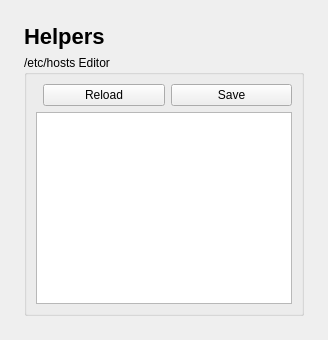
This is GT-STACER/gt-stacer/Pages/Helpers/helpers_page.ui in SalehGNUTUX/GT-STACER as Qt 5 draws it before an edit. The edited form follows.
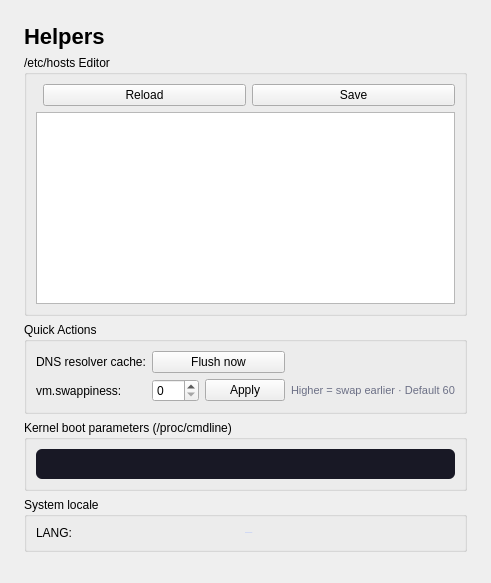
This is the edited form.

What changed in the file:
```diff
--- a/GT-STACER/gt-stacer/Pages/Helpers/helpers_page.ui
+++ b/GT-STACER/gt-stacer/Pages/Helpers/helpers_page.ui
@@ -19,6 +19,45 @@
      </layout>
     </widget>
    </item>
+
+   <item>
+    <widget class="QGroupBox"><property name="title"><string>Quick Actions</string></property>
+     <layout class="QGridLayout">
+      <item row="0" column="0"><widget class="QLabel"><property name="text"><string>DNS resolver cache:</string></property></widget></item>
+      <item row="0" column="1"><widget class="QPushButton" name="dnsFlushButton"><property name="text"><string>Flush now</string></property></widget></item>
+      <item row="0" column="2"><spacer><property name="orientation"><enum>Qt::Horizontal</enum></property></spacer></item>
+
+      <item row="1" column="0"><widget class="QLabel"><property name="text"><string>vm.swappiness:</string></property></widget></item>
+      <item row="1" column="1">
+       <layout class="QHBoxLayout">
+        <item><widget class="QSpinBox" name="swappinessSpin"><property name="minimum"><number>0</number></property><property name="maximum"><number>200</number></property></widget></item>
+        <item><widget class="QPushButton" name="swappinessApplyButton"><property name="text"><string>Apply</string></property></widget></item>
+       </layout>
+      </item>
+      <item row="1" column="2"><widget class="QLabel" name="swappinessHelpLabel"><property name="text"><string>Higher = swap earlier · Default 60</string></property><property name="styleSheet"><string>color:#6c7086;font-size:11px;</string></property></widget></item>
+     </layout>
+    </widget>
+   </item>
+
+   <item>
+    <widget class="QGroupBox"><property name="title"><string>Kernel boot parameters (/proc/cmdline)</string></property>
+     <layout class="QVBoxLayout">
+      <item><widget class="QLabel" name="bootCmdLabel"><property name="wordWrap"><bool>true</bool></property><property name="textInteractionFlags"><enum>Qt::TextSelectableByMouse</enum></property><property name="styleSheet"><string>font-family:Monospace;color:#a6adc8;background:#181825;padding:8px;border-radius:6px;</string></property></widget></item>
+     </layout>
+    </widget>
+   </item>
+
+   <item>
+    <widget class="QGroupBox"><property name="title"><string>System locale</string></property>
+     <layout class="QHBoxLayout">
+      <item><widget class="QLabel"><property name="text"><string>LANG:</string></property></widget></item>
+      <item><widget class="QLabel" name="localeLabel"><property name="text"><string>—</string></property><property name="styleSheet"><string>font-family:Monospace;color:#cdd6f4;</string></property></widget></item>
+      <item><spacer><property name="orientation"><enum>Qt::Horizontal</enum></property></spacer></item>
+     </layout>
+    </widget>
+   </item>
+
+   <item><spacer><property name="orientation"><enum>Qt::Vertical</enum></property></spacer></item>
   </layout>
  </widget>
 </ui>
```
Left out of the diff: 1 changed line with no effect on the pictures.
